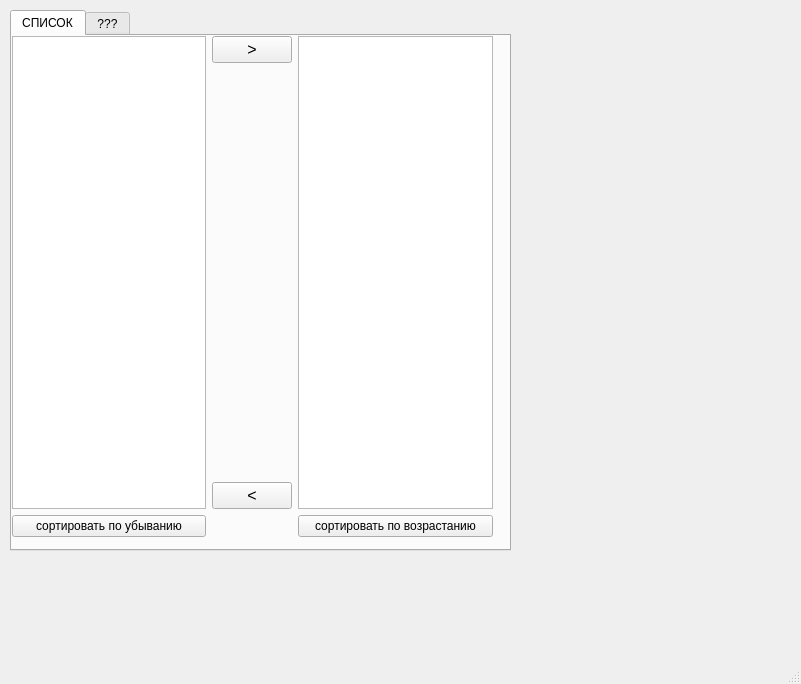
Above: listwidget.ui from Arsen-Ne/qListWidget before the change. Below: the same form after it.
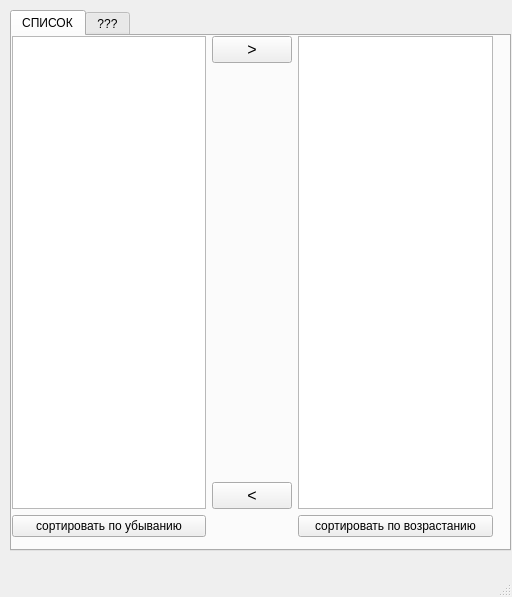
That is the form after the change.

Diff of the .ui file:
```diff
--- a/listwidget.ui
+++ b/listwidget.ui
@@ -6,8 +6,8 @@
    <rect>
     <x>0</x>
     <y>0</y>
-    <width>801</width>
-    <height>684</height>
+    <width>512</width>
+    <height>597</height>
    </rect>
   </property>
   <property name="windowTitle">
```
Left out of the diff: 6 changed lines with no effect on the pictures.
